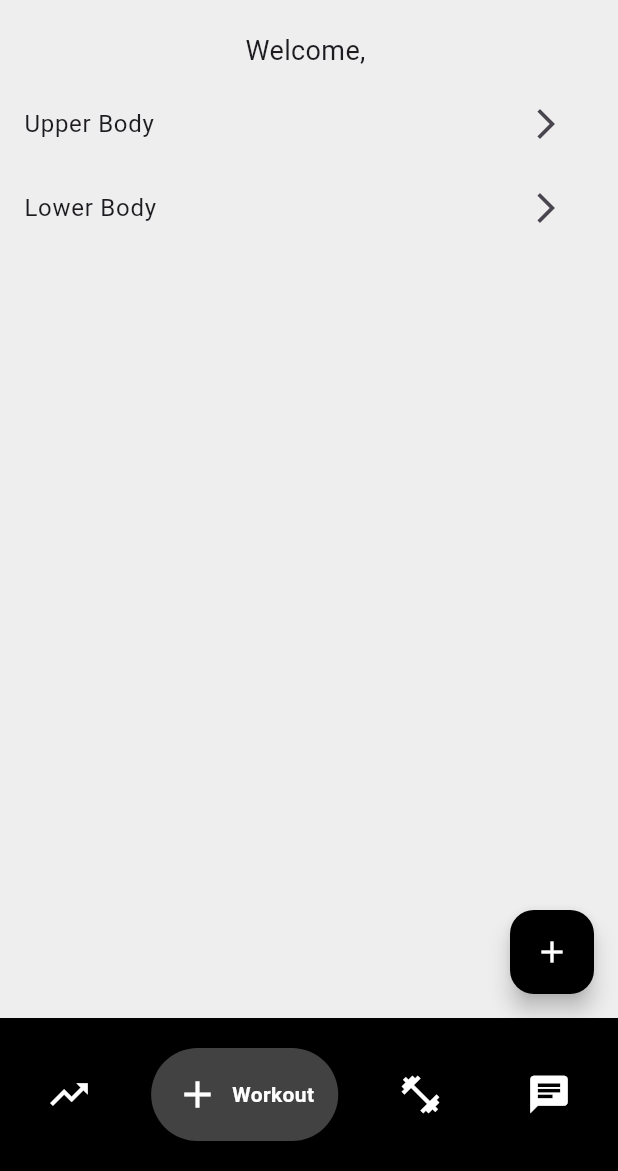
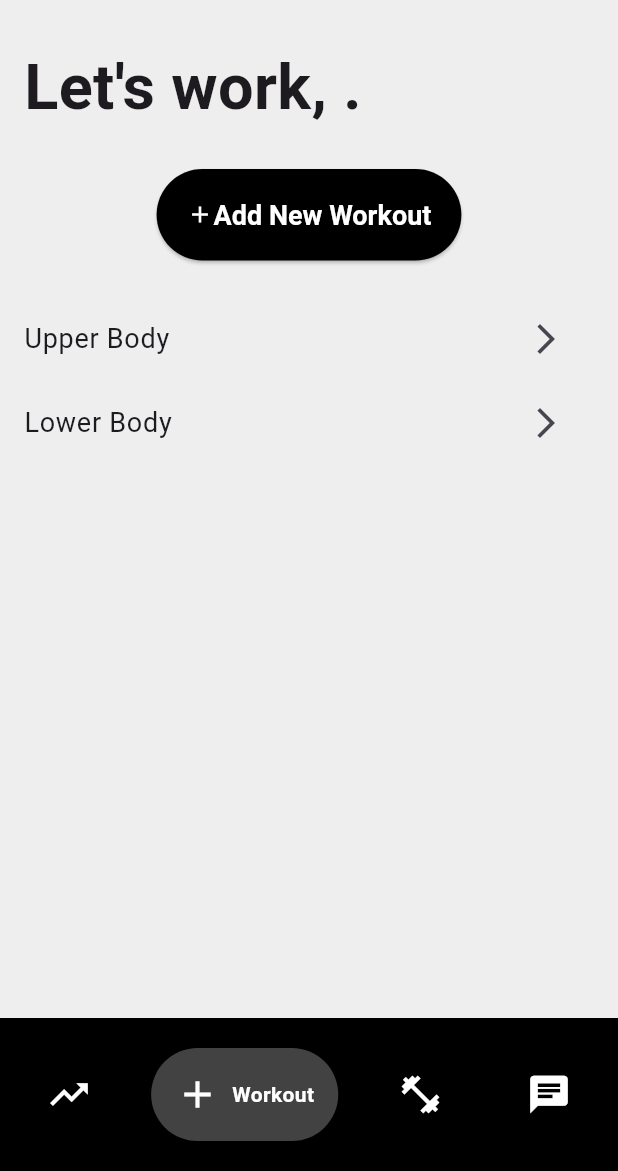
Before and after one commit to YogeshSeeni/Palestra, a Flutter app: the screen it shows once a user with an empty profile is signed in, on a phone screen of 412 x 824 dp, the part 65-1236 px from its top. Run offline on Flutter 3.47's test engine with Material 3 defaults, Android fonts, the light colour scheme and no system bars; drawn by our look-alikes of google_nav_bar; our stand-ins replace firebase_auth, firebase_core, get; accounts and stored records are empty.

Commit message:
Updated UI, replaced floating button

```diff
--- a/lib/pages/home_page.dart
+++ b/lib/pages/home_page.dart
@@ -28,6 +28,12 @@ class _HomePageState extends State<HomePage> {
                   controller: newWorkoutNameController,
                   decoration: InputDecoration(
                     hintText: 'Workout Name',
+                    focusedBorder: UnderlineInputBorder(
+                      borderSide: BorderSide(color: Colors.black),
+                    ),
+                    enabledBorder: UnderlineInputBorder(
+                      borderSide: BorderSide(color: Colors.black),
+                    ),
                   ),
                 ),
                 actions: [
@@ -107,18 +113,6 @@ class _HomePageState extends State<HomePage> {
             ],
             backgroundColor: Colors.grey[200],
           ),
-          floatingActionButton: Obx(() {
-            // Only show the floating action button on the "Workout" tab
-            if (controller.index.value == 1) {
-              return FloatingActionButton(
-                onPressed: createNewWorkout,
-                child: Icon(Icons.add, color: Colors.white),
-                backgroundColor: Colors.black,
-              );
-            } else {
-              return Container(); // Return an empty container when the FAB is not needed
-            }
-          }),
           backgroundColor:
               Colors.grey[200], // Set the background color of the app to grey
           body: Obx(() {
@@ -129,21 +123,47 @@ class _HomePageState extends State<HomePage> {
                 children: [
                   if (currentUser?.displayName != null)
                     Padding(
-                      padding: const EdgeInsets.all(8.0),
-                      child: Text(
-                        "Welcome, ${currentUser?.displayName}",
-                        style: const TextStyle(
-                          fontSize: 18,
+                      padding: const EdgeInsets.all(16.0),
+                      child: Container(
+                        alignment: Alignment.centerLeft,
+                        child: Text(
+                          "Let's work, ${currentUser?.displayName}.",
+                          style: const TextStyle(
+                              fontSize: 42, fontWeight: FontWeight.bold),
                         ),
                       ),
                     ),
+                  Padding(
+                    padding: const EdgeInsets.all(8.0),
+                    child: ElevatedButton(
+                      onPressed: createNewWorkout,
+                      style: ElevatedButton.styleFrom(
+                        backgroundColor: Colors.black, // Background color
+                        foregroundColor: Colors.white, // Text color
+                        padding: EdgeInsets.symmetric(horizontal: 20, vertical: 20),
+                        textStyle: TextStyle(
+                          fontSize: 18,
+                          fontWeight: FontWeight.bold,
+                        ),
+                      ),
+                      child: Row(
+                        mainAxisSize: MainAxisSize.min,
+                        children: [
+                          Icon(Icons.add, color: Colors.white),
+                          Text('Add New Workout'),
+                        ],
+                      ),
+                    ),
+                  ),
+                  SizedBox(height: 16),
                   Expanded(
                     child: workoutList.isNotEmpty
                         ? ListView.builder(
                             itemCount: workoutList.length,
                             itemBuilder: (context, index) {
                               return ListTile(
-                                title: Text(workoutList[index].name),
+                                title: Text(workoutList[index].name,
+                                    style: const TextStyle(fontSize: 18)),
                                 trailing: IconButton(
                                   icon: Icon(Icons.arrow_forward_ios),
                                   onPressed: () =>
--- a/lib/pages/workout_page.dart
+++ b/lib/pages/workout_page.dart
@@ -28,19 +28,20 @@ class _WorkoutPageState extends State<WorkoutPage> {
           children: [
             TextField(
               controller: exerciseNameController,
-              decoration: InputDecoration(hintText: 'Exercise Name'),
+              decoration: InputDecoration(hintText: 'Exercise Name', focusedBorder: UnderlineInputBorder(borderSide: BorderSide(color: Colors.black),), enabledBorder: UnderlineInputBorder(borderSide: BorderSide(color: Colors.black),),),
+
             ),
             TextField(
               controller: weightController,
-              decoration: InputDecoration(hintText: 'Weight'),
+              decoration: InputDecoration(hintText: 'Weight', focusedBorder: UnderlineInputBorder(borderSide: BorderSide(color: Colors.black),), enabledBorder: UnderlineInputBorder(borderSide: BorderSide(color: Colors.black),),),
             ),
             TextField(
               controller: setsController,
-              decoration: InputDecoration(hintText: 'Sets'),
+              decoration: InputDecoration(hintText: 'Sets', focusedBorder: UnderlineInputBorder(borderSide: BorderSide(color: Colors.black),), enabledBorder: UnderlineInputBorder(borderSide: BorderSide(color: Colors.black),),),
             ),
             TextField(
               controller: repsController,
-              decoration: InputDecoration(hintText: 'Reps'),
+              decoration: InputDecoration(hintText: 'Reps', focusedBorder: UnderlineInputBorder(borderSide: BorderSide(color: Colors.black),), enabledBorder: UnderlineInputBorder(borderSide: BorderSide(color: Colors.black),),),
             ),
           ],
         ),
```
